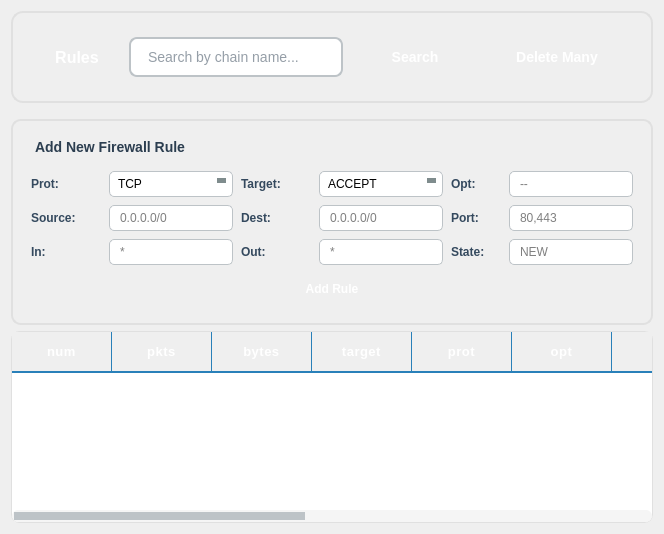
This is frontend/tabs/tab_rules.ui in HoangGiap1804/Firewall-Application as Qt 5 draws it before an edit. The edited form follows.
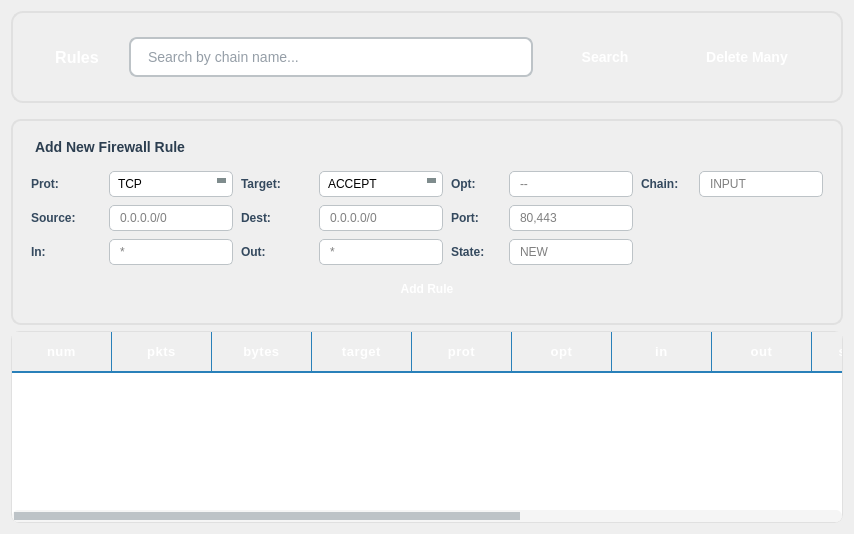
This is the edited form.

Commit message: feat: Introduce sandbox feature, refactor rule handlers to API-driven, and enhance rule management with chain parameter.

The edit to the form file:
```diff
--- a/frontend/tabs/tab_rules.ui
+++ b/frontend/tabs/tab_rules.ui
@@ -206,7 +206,7 @@
         <property name="spacing">
          <number>8</number>
         </property>
-        <item row="0" column="0" colspan="6">
+        <item row="0" column="0" colspan="7">
          <widget class="QLabel" name="labelAddRuleTitle">
           <property name="styleSheet">
            <string notr="true">font-weight: 600; 
@@ -367,6 +367,41 @@
           </property>
          </widget>
         </item>
+        <item row="1" column="6">
+         <widget class="QLabel" name="labelAddRuleChain">
+          <property name="minimumSize">
+           <size>
+            <width>50</width>
+            <height>0</height>
+           </size>
+          </property>
+          <property name="styleSheet">
+           <string notr="true">font-weight: 500; font-size: 12px; color: #34495e;</string>
+          </property>
+          <property name="text">
+           <string>Chain:</string>
+          </property>
+         </widget>
+        </item>
+        <item row="1" column="7">
+         <widget class="QLineEdit" name="editAddRuleChain">
+          <property name="styleSheet">
+           <string notr="true">QLineEdit {
+    border: 1px solid #bdc3c7;
+    border-radius: 5px;
+    padding: 4px 8px;
+    background-color: white;
+    font-size: 12px;
+}
+QLineEdit:focus { border: 2px solid #3498db; background-color: #f8f9fa; }
+QLineEdit:hover { border-color: #95a5a6; }
+</string>
+          </property>
+          <property name="placeholderText">
+           <string>INPUT</string>
+          </property>
+         </widget>
+        </item>
         <item row="2" column="0">
          <widget class="QLabel" name="labelAddRuleSource">
           <property name="minimumSize">
@@ -577,7 +612,7 @@
           </property>
          </widget>
         </item>
-        <item row="4" column="0" colspan="6">
+        <item row="4" column="0" colspan="8">
          <layout class="QHBoxLayout" name="horizontalLayoutAddRule">
           <property name="spacing">
            <number>8</number>
```
The commit also changes 25 other files.
